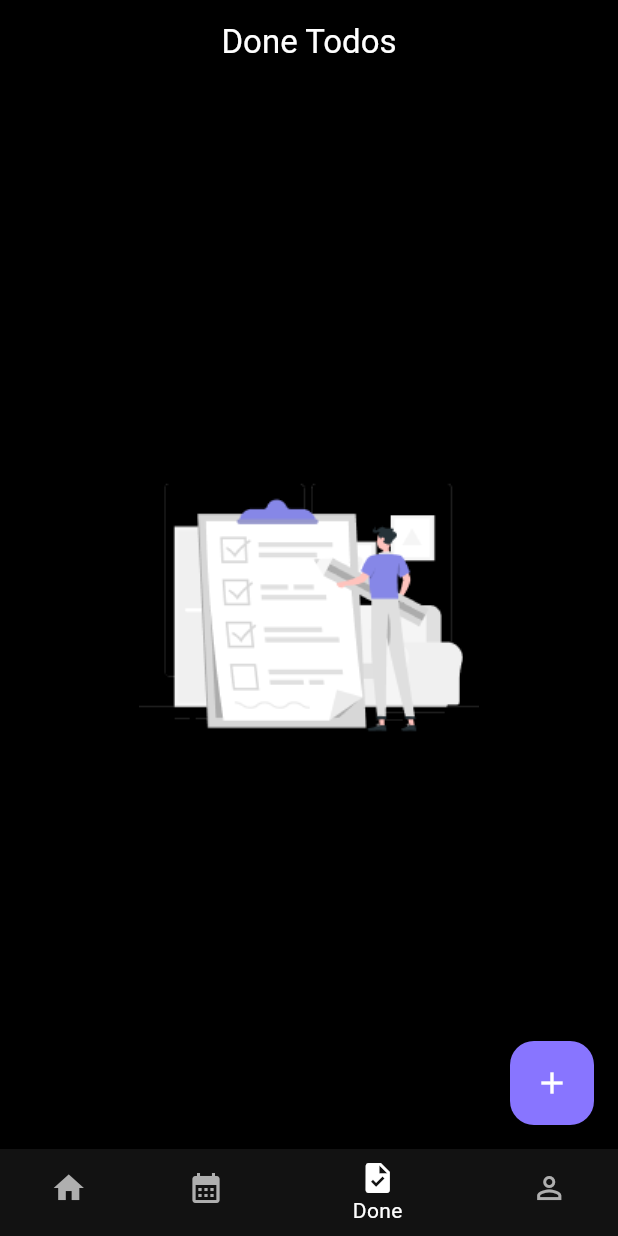
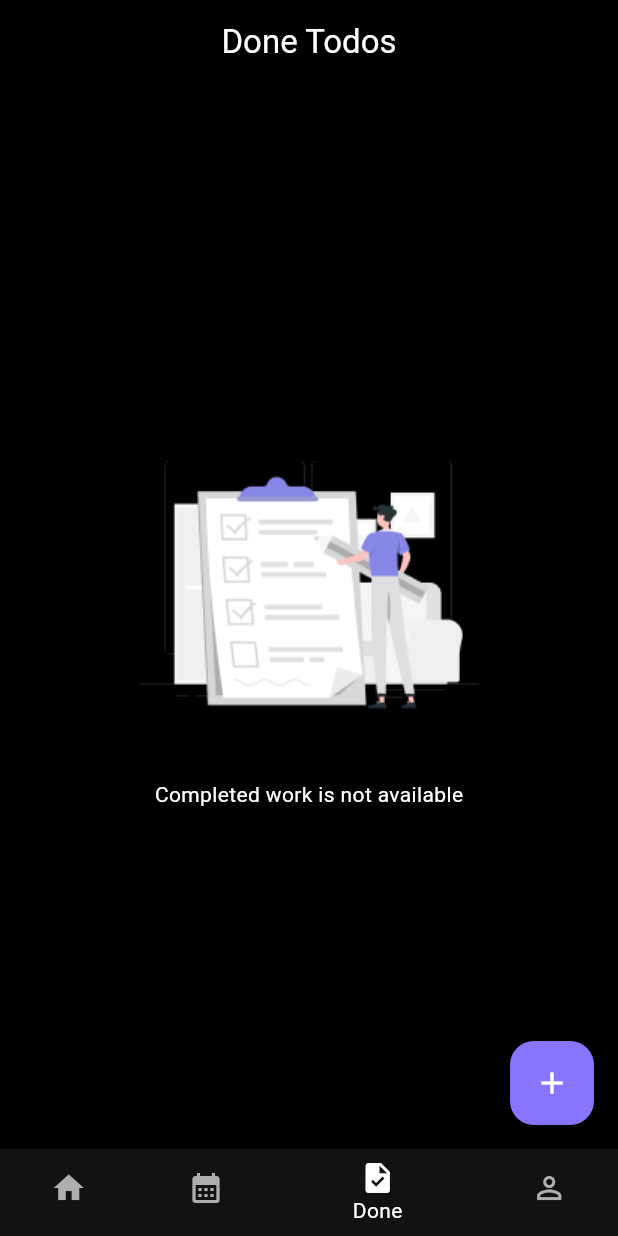
Before and after one commit to MrSevenOne/todo_app, a Flutter app: the screen it shows once a user with an empty profile is signed in, item 3 of the bottom bar chosen, on a phone screen of 412 x 824 dp. Run offline on Flutter 3.47's test engine with Material 3 defaults, Android fonts, the phone set to English and light mode, and no system bars; our stand-ins replace easy_date_timeline, flutter_animate, flutter_screenutil, flutter_slidable, get, page_transition and 2 more; accounts and stored records are empty.

Commit message:
done Done Screen

```diff
--- a/lib/presentation/screens/done/done_screen.dart
+++ b/lib/presentation/screens/done/done_screen.dart
@@ -36,9 +36,18 @@ class DoneScreen extends StatelessWidget {
             );
           }
 
-          if (provider.todo.isEmpty) {
+          if (provider.doneTodos.isEmpty) {
             return  Center(
-              child: Image.asset('assets/empty_todo.png')
+              child: Column(
+                mainAxisAlignment: MainAxisAlignment.center,
+                crossAxisAlignment: CrossAxisAlignment.center,
+                mainAxisSize: MainAxisSize.min,
+                children: [
+                Image.asset('assets/empty_todo.png'),
+                SizedBox(height: 10.h),
+                Text('Completed work is not available'),
+
+              ],),
             );
           }
 
```
